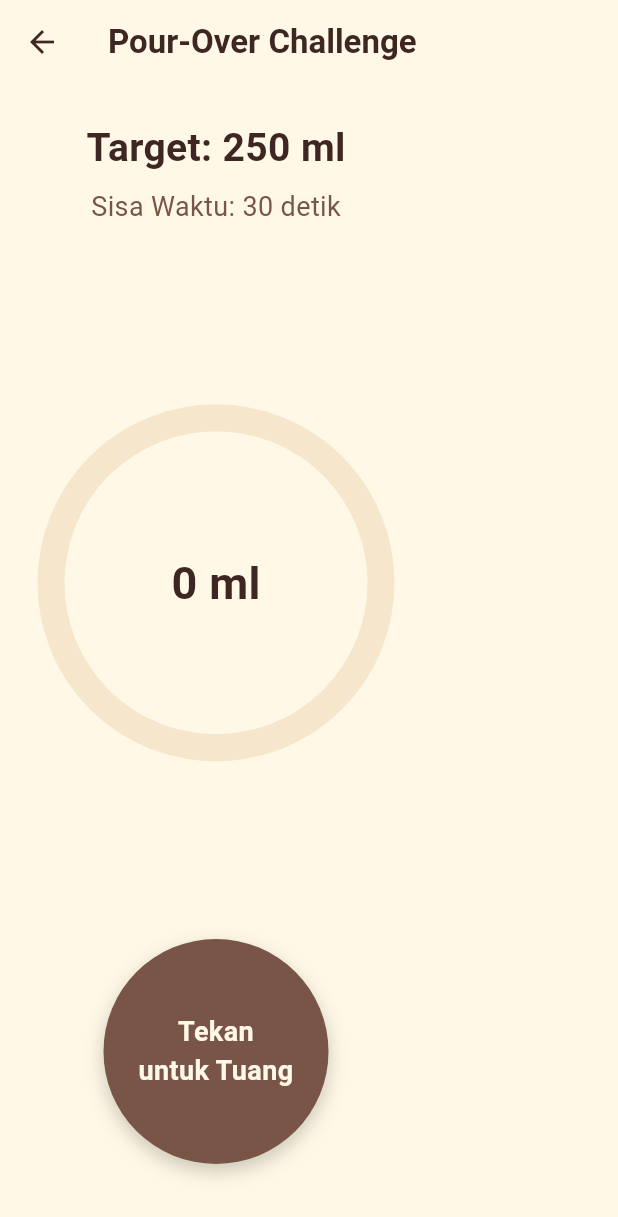
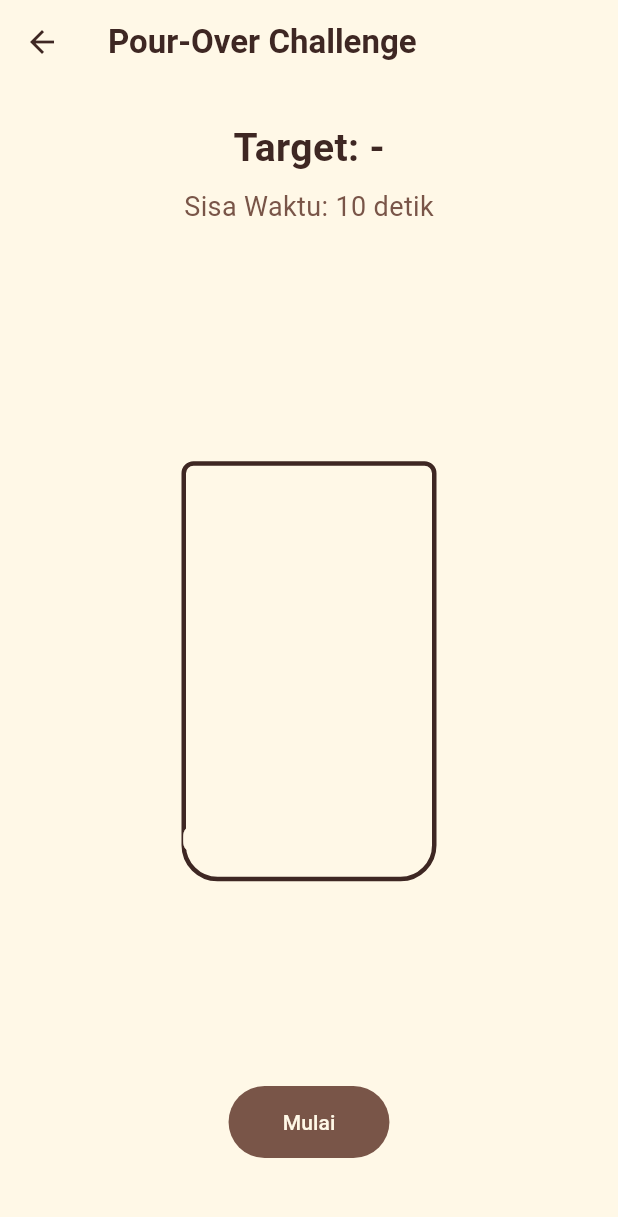
Before and after one commit to Dean897/brewmaster-hub, a Flutter app: the PourOverScreen screen opened directly, on a phone screen of 412 x 824 dp. Shown: the top 1217 px of the screen. Run offline on Flutter 3.47's test engine with Material 3 defaults, Android fonts, the light colour scheme and no system bars; our stand-ins replace flutter_dotenv, flutter_map, geolocator, google_generative_ai, latlong2, sensors_plus and 2 more; missing offline and left inert: flutter_map_marker_popup, flutter_ringtone_player; accounts and stored records are empty.

Commit message:
feat: rombak mekanik dan UI mini-game pour-over challenge

```diff
--- a/lib/features/minigames/screens/pour_over_screen.dart
+++ b/lib/features/minigames/screens/pour_over_screen.dart
@@ -1,4 +1,5 @@
 import 'dart:async';
+import 'dart:math';
 
 import 'package:flutter/material.dart';
 
@@ -12,26 +13,37 @@
 }
 
 class _PourOverScreenState extends State<PourOverScreen> {
+  static const _gameDuration = 10;
+  static const _maxGlassVolume = 350.0;
+  static const _pourRate = 3.5;
+
+  final _random = Random();
   double _waterPoured = 0.0;
-  int _timeRemaining = 30;
+  int _timeRemaining = _gameDuration;
+  int? _targetVolume;
   bool _isPouring = false;
+  bool _isGameRunning = false;
   Timer? _countdownTimer;
   Timer? _pouringTimer;
 
   void _startGame() {
-    if (_countdownTimer != null || _timeRemaining <= 0) {
+    if (_isGameRunning) {
       return;
     }
 
+    _countdownTimer?.cancel();
+    _pouringTimer?.cancel();
+    setState(() {
+      _waterPoured = 0;
+      _timeRemaining = _gameDuration;
+      _targetVolume = 150 + _random.nextInt(151);
+      _isPouring = false;
+      _isGameRunning = true;
+    });
+
     _countdownTimer = Timer.periodic(const Duration(seconds: 1), (_) {
       if (_timeRemaining <= 1) {
-        _countdownTimer?.cancel();
-        _countdownTimer = null;
-        _stopPouring();
-        setState(() {
-          _timeRemaining = 0;
-        });
-        _showResult();
+        _finishGame();
         return;
       }
 
@@ -42,23 +54,22 @@
   }
 
   void _startPouring() {
-    if (_isPouring || _timeRemaining <= 0) {
+    if (!_isGameRunning || _isPouring) {
       return;
     }
 
-    _startGame();
     setState(() {
       _isPouring = true;
     });
 
     _pouringTimer = Timer.periodic(const Duration(milliseconds: 100), (_) {
-      if (_waterPoured >= 250) {
+      if (!_isGameRunning) {
         _stopPouring();
         return;
       }
 
       setState(() {
-        _waterPoured = (_waterPoured + 3.5).clamp(0.0, 250.0);
+        _waterPoured += _pourRate;
       });
     });
   }
@@ -67,24 +78,45 @@
     _pouringTimer?.cancel();
     _pouringTimer = null;
 
-    if (mounted) {
+    if (mounted && _isPouring) {
       setState(() {
         _isPouring = false;
       });
     }
   }
 
+  void _finishGame() {
+    if (!_isGameRunning) {
+      return;
+    }
+
+    _countdownTimer?.cancel();
+    _countdownTimer = null;
+    _stopPouring();
+
+    setState(() {
+      _timeRemaining = 0;
+      _isGameRunning = false;
+    });
+
+    _showResult();
+  }
+
   Future<void> _showResult() async {
-    final isPerfect = _waterPoured >= 245 && _waterPoured <= 255;
+    final target = _targetVolume ?? 0;
+    final difference = (_waterPoured - target).abs();
+    final isSuccessful = difference <= 10;
 
     await showDialog<void>(
       context: context,
       barrierDismissible: false,
       builder: (context) {
         return AlertDialog(
-          title: Text(isPerfect ? 'Perfect Brew!' : 'Rasa Kopi Kurang Pas!'),
+          title: Text(isSuccessful ? 'Berhasil!' : 'Gagal!'),
           content: Text(
-            'Jumlah air: ${_waterPoured.toStringAsFixed(0)} ml dari target 250 ml.',
+            'Target: $target ml\n'
+            'Tuangan: ${_waterPoured.toStringAsFixed(0)} ml\n'
+            'Selisih: ${difference.toStringAsFixed(0)} ml',
           ),
           actions: [
             FilledButton(
@@ -100,9 +132,6 @@
       },
     );
 
-    if (mounted) {
-      Navigator.of(context).pop();
-    }
   }
 
   @override
@@ -114,7 +143,12 @@
 
   @override
   Widget build(BuildContext context) {
-    final progress = (_waterPoured / 250).clamp(0.0, 1.0);
+    final target = _targetVolume;
+    final waterHeight =
+        (_waterPoured / _maxGlassVolume).clamp(0.0, 1.0) * 260;
+    final targetPosition = target == null
+        ? null
+        : (target / _maxGlassVolume).clamp(0.0, 1.0) * 260;
 
     return Scaffold(
       appBar: AppBar(
@@ -128,9 +162,9 @@
           padding: const EdgeInsets.all(24),
           child: Column(
             children: [
-              const Text(
-                'Target: 250 ml',
-                style: TextStyle(
+              Text(
+                target == null ? 'Target: -' : 'Target: $target ml',
+                style: const TextStyle(
                   color: AppColors.darkCoffee,
                   fontSize: 26,
                   fontWeight: FontWeight.bold,
@@ -144,69 +178,152 @@
                   fontSize: 18,
                 ),
               ),
-              const Spacer(),
-              SizedBox(
-                width: 240,
-                height: 240,
+              const SizedBox(height: 20),
+              Expanded(
+                child: Center(
+                  child: SizedBox(
+                    width: 170,
+                    height: 280,
                     child: Stack(
-                  alignment: Alignment.center,
                       children: [
-                    SizedBox(
-                      width: 220,
-                      height: 220,
-                      child: CircularProgressIndicator(
-                        value: progress,
-                        strokeWidth: 18,
-                        backgroundColor: AppColors.lightCream,
-                        color: AppColors.mediumCoffee,
+                        Container(
+                          width: 170,
+                          height: 280,
+                          decoration: BoxDecoration(
+                            color: AppColors.ivoryWhite.withValues(alpha: 0.5),
+                            border: Border.all(
+                              color: AppColors.darkCoffee,
+                              width: 3,
+                            ),
+                            borderRadius: const BorderRadius.vertical(
+                              bottom: Radius.circular(24),
+                              top: Radius.circular(8),
                             ),
                           ),
-                    Text(
+                        ),
+                        Positioned(
+                          left: 3,
+                          right: 3,
+                          bottom: 3,
+                          child: AnimatedContainer(
+                            duration: const Duration(milliseconds: 100),
+                            height: waterHeight,
+                            decoration: const BoxDecoration(
+                              color: AppColors.mediumCoffee,
+                              borderRadius: BorderRadius.vertical(
+                                bottom: Radius.circular(20),
+                                top: Radius.circular(5),
+                              ),
+                            ),
+                          ),
+                        ),
+                        if (targetPosition != null)
+                          Positioned(
+                            bottom: targetPosition + 3,
+                            left: 3,
+                            right: 3,
+                            child: Container(
+                              height: 3,
+                              color: AppColors.darkCoffee,
+                            ),
+                          ),
+                        if (targetPosition != null)
+                          Positioned(
+                            bottom: targetPosition + 8,
+                            right: 6,
+                            child: Container(
+                              padding: const EdgeInsets.symmetric(
+                                horizontal: 4,
+                              ),
+                              color: AppColors.lightCream,
+                              child: Text(
+                                '$target ml',
+                                style: const TextStyle(
+                                  color: AppColors.darkCoffee,
+                                  fontSize: 12,
+                                  fontWeight: FontWeight.bold,
+                                ),
+                              ),
+                            ),
+                          ),
+                        Positioned(
+                          bottom: 12,
+                          left: 0,
+                          right: 0,
+                          child: Text(
                             '${_waterPoured.toStringAsFixed(0)} ml',
                             style: const TextStyle(
-                        color: AppColors.darkCoffee,
-                        fontSize: 30,
+                              color: AppColors.ivoryWhite,
+                              fontSize: 22,
                               fontWeight: FontWeight.bold,
+                            ),
                           ),
                         ),
                       ],
                     ),
                   ),
-              const Spacer(),
+                ),
+              ),
+              if (_isGameRunning)
+                Padding(
+                  padding: const EdgeInsets.only(bottom: 16),
+                  child: FilledButton(
+                    onPressed: _finishGame,
+                    style: FilledButton.styleFrom(
+                      backgroundColor: AppColors.darkCoffee,
+                      foregroundColor: AppColors.ivoryWhite,
+                      padding: const EdgeInsets.symmetric(
+                        horizontal: 28,
+                        vertical: 14,
+                      ),
+                    ),
+                    child: const Text('Berhenti Tuang'),
+                  ),
+                )
+              else
+                Padding(
+                  padding: const EdgeInsets.only(bottom: 16),
+                  child: FilledButton(
+                    onPressed: _startGame,
+                    style: FilledButton.styleFrom(
+                      backgroundColor: AppColors.mediumCoffee,
+                      foregroundColor: AppColors.ivoryWhite,
+                      padding: const EdgeInsets.symmetric(
+                        horizontal: 36,
+                        vertical: 14,
+                      ),
+                    ),
+                    child: const Text('Mulai'),
+                  ),
+                ),
+              if (_isGameRunning)
                 GestureDetector(
                   onTapDown: (_) => _startPouring(),
                   onTapUp: (_) => _stopPouring(),
                   onTapCancel: _stopPouring,
                   child: Container(
                     width: 150,
-                  height: 150,
+                    height: 100,
                     decoration: BoxDecoration(
-                    shape: BoxShape.circle,
+                      borderRadius: BorderRadius.circular(24),
                       color: _isPouring
                           ? AppColors.darkCoffee
                           : AppColors.mediumCoffee,
-                    boxShadow: const [
-                      BoxShadow(
-                        color: Color(0x33000000),
-                        blurRadius: 10,
-                        offset: Offset(0, 5),
-                      ),
-                    ],
                     ),
                     child: Center(
                       child: Text(
-                      _isPouring ? 'Tuang...' : 'Tekan\nuntuk Tuang',
+                        _isPouring ? 'Tuang...' : 'Tekan untuk Tuang',
                         textAlign: TextAlign.center,
                         style: const TextStyle(
                           color: AppColors.ivoryWhite,
-                        fontSize: 18,
+                          fontSize: 16,
                           fontWeight: FontWeight.bold,
                         ),
                       ),
                     ),
                   ),
                 ),
-              const SizedBox(height: 24),
+              const SizedBox(height: 12),
             ],
           ),
         ),
```
Lines whose indentation alone changed are shown as unchanged.
